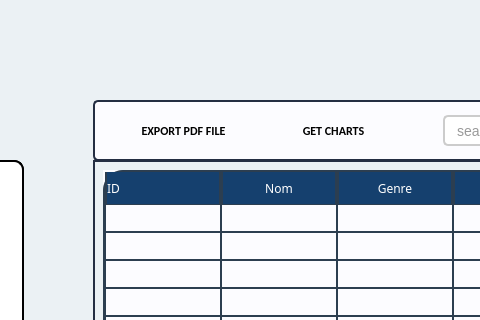
Old version of the form emission.ui in the repository HyperDarkmoon/TVEmpire; both pictures show x 217 to 697 and y 0 to 320 of the 1310 by 730 pixel window.
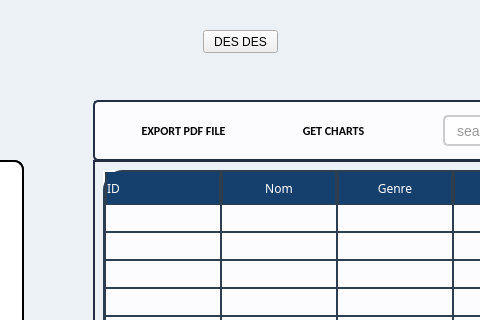
New version of the form. Icons and pictures are not drawn.

Diff of the .ui file:
```diff
--- a/emission.ui
+++ b/emission.ui
@@ -2633,6 +2633,19 @@
      </column>
     </widget>
    </widget>
+   <widget class="QPushButton" name="pushButton">
+    <property name="geometry">
+     <rect>
+      <x>420</x>
+      <y>30</y>
+      <width>75</width>
+      <height>23</height>
+     </rect>
+    </property>
+    <property name="text">
+     <string>DES DES</string>
+    </property>
+   </widget>
    <zorder>widget</zorder>
    <zorder>label</zorder>
    <zorder>widget_2</zorder>
```
Left out of the diff: 1 changed line with no effect on the pictures.
